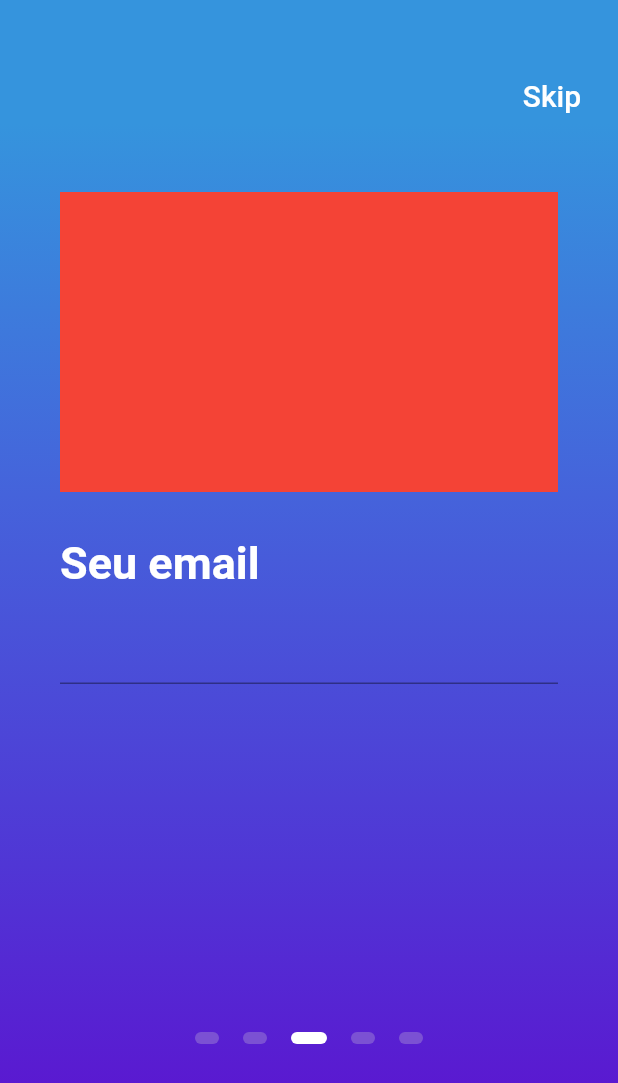
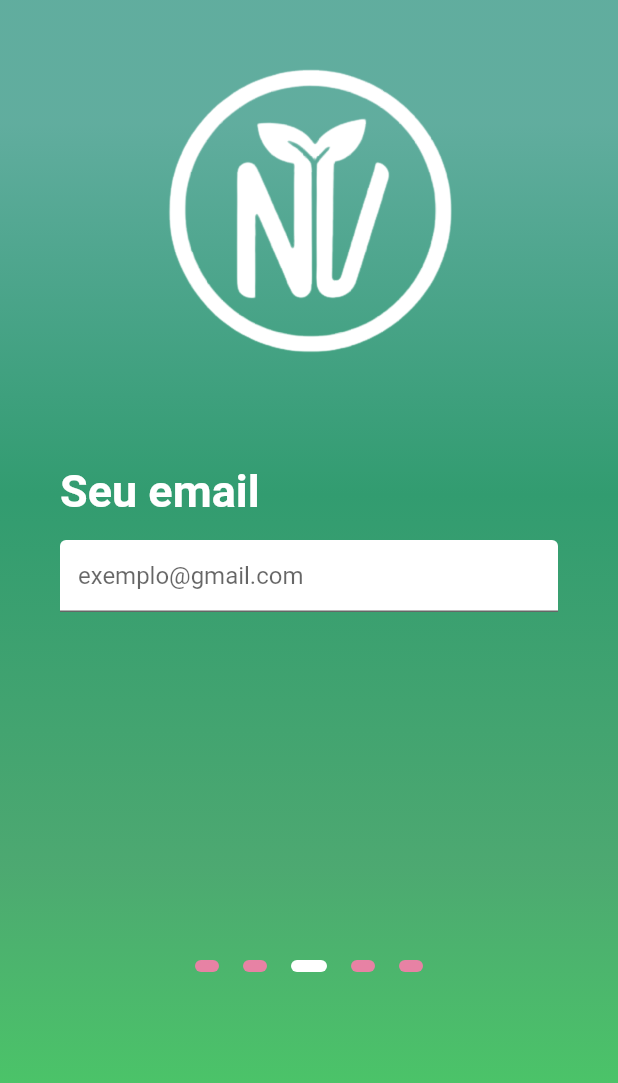
Before and after one commit to marcusmvfa/natuvida_flutter, a Flutter app: the screen it shows after launch, swiped to page 3, on a phone screen of 412 x 824 dp. Shown: the top 1083 px of the screen. Run offline on Flutter 3.47's test engine with Material 2 defaults, Android fonts, the phone set to English and light mode, and no system bars; our stand-ins replace shared_preferences, youtube_player_flutter.

Commit message:
create file for requests

```diff
--- a/lib/Home/home.dart
+++ b/lib/Home/home.dart
@@ -1,6 +1,6 @@
 import 'package:flutter/material.dart';
 import 'package:natuvida_flutter/Postagem/perguntas.dart';
-import 'package:natuvida_flutter/Postagem/postagem.dart';
+import 'package:natuvida_flutter/Services/requests.dart' as Requests;
 
 class Home extends StatefulWidget {
   @override
@@ -8,6 +8,11 @@ class Home extends StatefulWidget {
 }
 
 class _HomeState extends State<Home> {
+  @override
+  void initState() {
+    Requests.getUsers();
+    super.initState();
+  }
   @override
   Widget build(BuildContext context) {
     return Scaffold(
@@ -36,7 +41,7 @@ class _HomeState extends State<Home> {
                         width: 170,
                         margin: EdgeInsets.only(left: 10),
                         child: Text(
-                          "Marcus Vinícius da Fonseca Antunes",
+                          "Nome do Usuário",
                           overflow: TextOverflow.ellipsis,
                           style: TextStyle(fontSize: 12),
                         ),
@@ -45,14 +50,14 @@ class _HomeState extends State<Home> {
                         width: 170,
                         margin: EdgeInsets.only(left: 10),
                         child: Text(
-                          "marcuspa3@gmail.com",
+                          "email@gmail.com",
                           overflow: TextOverflow.ellipsis,
                           style: TextStyle(fontSize: 12),
                         ),
                       ),
                       Container(
                         margin: EdgeInsets.only(left: 10),
-                        child: Text("(45) 99844-9756",
+                        child: Text("(45) 99999-9999",
                         style: TextStyle(fontSize: 12),),
                       ),
                     ])
@@ -461,7 +466,7 @@ class _HomeState extends State<Home> {
                                                   fontSize: 12),
                                             ),
                                             backgroundColor:
-                                                Colors.teal),
+                                                Colors.orange),
                                       )
                                     ],
                                   ),
--- a/lib/Home/onboarding_screen.dart
+++ b/lib/Home/onboarding_screen.dart
@@ -1,5 +1,6 @@
 import 'package:flutter/material.dart';
 import 'package:flutter/services.dart';
+import 'package:shared_preferences/shared_preferences.dart';
 
 class OnboardingScreen extends StatefulWidget {
   @override
@@ -10,26 +11,41 @@ class _OnboardingScreenState extends State<OnboardingScreen> {
   final int _numPages = 5;
   final PageController _pageController = PageController(initialPage: 0);
   int _currentPage = 0;
+  int colorButton = 0;
+  Future<SharedPreferences> _prefs = SharedPreferences.getInstance();
+  var prefs;
+  TextEditingController _nome = new TextEditingController();
+  TextEditingController _email = new TextEditingController();
 
-  _buildPageIndicator(){
+  _buildPageIndicator() {
     List<Widget> list = [];
-    for(int i = 0; i <_numPages; i++){
-      list.add(i == _currentPage ? _indicator(true): _indicator(false));
+    for (int i = 0; i < _numPages; i++) {
+      list.add(i == _currentPage ? _indicator(true) : _indicator(false));
     }
     return list;
   }
 
-  Widget _indicator(bool isActive){
+  Widget _indicator(bool isActive) {
     return AnimatedContainer(
       duration: Duration(milliseconds: 150),
       margin: EdgeInsets.symmetric(horizontal: 8),
       height: 8,
       width: isActive ? 24 : 16,
       decoration: BoxDecoration(
-        color: isActive ? Colors.white : Color(0xff7b51d3),
+        color: isActive ? Colors.white : Color(0xddff7aad),
         borderRadius: BorderRadius.all(Radius.circular(12)),
       ),
     );
+  }
+
+  getPrefs() async {
+    prefs = await _prefs;
+  }
+
+  @override
+  void initState() {
+    super.initState();
+    getPrefs();
   }
 
   @override
@@ -50,28 +66,27 @@ class _OnboardingScreenState extends State<OnboardingScreen> {
                   0.9
                 ],
                     colors: [
-                Color(0xff3594dd),
-                Color(0xff4563db),
-                Color(0xff5036d5),
-                Color(0xff5b16d0),
+                  Color(0xbb29917d),
+                  Color(0xff329c70),
+                  Color(0xdd329c5c),
+                  Color(0xdd30bf51),
                 ])),
             child: Padding(
               padding: EdgeInsets.symmetric(vertical: 40.0),
               child: Column(
                 crossAxisAlignment: CrossAxisAlignment.stretch,
                 children: [
-                Container(
-                  alignment: Alignment.centerRight,
-                  child: FlatButton(
-                    onPressed: () => Navigator.pushNamed(context, '/home'),
-                    child: Text(
-                      'Skip',
-                      style: (TextStyle(color: Colors.white, fontSize: 20.0)),
-                    ),
-                  ),
+                  Center(
+                    child: Container(
+                        height: 200,
+                        child: Image.asset(
+                          'assets/natuvida_logo.png',
+                          color: Colors.white,
+                          fit: BoxFit.fill,
+                        )),
                   ),
                   Container(
-                  height: 600,
+                    height: 400,
                     child: PageView(
                       physics: ClampingScrollPhysics(),
                       controller: _pageController,
@@ -86,46 +101,24 @@ class _OnboardingScreenState extends State<OnboardingScreen> {
                           child: Column(
                             crossAxisAlignment: CrossAxisAlignment.start,
                             children: [
-                            Center(
-                              child: Container(
-                                height: 200,
-                                color: Colors.red,
+                              SizedBox(
+                                height: 30,
                               ),
+                              Text(
+                                "Bem-Vindo ao Business Capacitation",
+                                style: TextStyle(
+                                    color: Colors.white,
+                                    fontSize: 30,
+                                    fontWeight: FontWeight.bold),
                               ),
                               SizedBox(
                                 height: 30,
                               ),
                               Text(
-                              "Bem-Vindo ao Business Capacitation",
-                              style: TextStyle(color: Colors.white,
-                                  fontSize: 30, fontWeight: FontWeight.bold),
-                            ),
-                            SizedBox(height: 30,),
-                            Text("Antes de começarmos, gostaríamos de conhecer você melhor.",
-                            style: TextStyle(color: Colors.white,),)
-                          ],
-                        ),
-                      ),Padding(
-                        padding: EdgeInsets.all(40),
-                        child: Column(
-                          crossAxisAlignment: CrossAxisAlignment.start,
-                          children: [
-                            Center(
-                              child: Container(
-                                height: 200,
-                                color: Colors.red,
-                              ),
-                            ),
-                            SizedBox(
-                              height: 30,
-                            ),
-                            Text(
-                              "Gostariamos que se apresentasse",
-                              style: TextStyle(color: Colors.white,
-                                  fontSize: 30, fontWeight: FontWeight.bold),
-                            ),
-                            SizedBox(height: 15,),
-                            TextField(),
+                                "Antes de começarmos, gostaríamos de conhecer você melhor.",
+                                style: TextStyle(
+                                    color: Colors.white, fontSize: 20),
+                              )
                             ],
                           ),
                         ),
@@ -134,22 +127,27 @@ class _OnboardingScreenState extends State<OnboardingScreen> {
                           child: Column(
                             crossAxisAlignment: CrossAxisAlignment.start,
                             children: [
-                            Center(
-                              child: Container(
-                                height: 200,
-                                color: Colors.red,
-                              ),
-                            ),
                               SizedBox(
                                 height: 30,
                               ),
                               Text(
-                              "Seu email",
-                              style: TextStyle(color: Colors.white,
-                                  fontSize: 30, fontWeight: FontWeight.bold),
+                                "Gostariamos que se apresentasse",
+                                style: TextStyle(
+                                    color: Colors.white,
+                                    fontSize: 30,
+                                    fontWeight: FontWeight.bold),
                               ),
-                            SizedBox(height: 15,),
-                            TextField()
+                              SizedBox(
+                                height: 15,
+                              ),
+                              TextFormField(
+                                controller: _nome,
+                                keyboardType: TextInputType.name,
+                                decoration: InputDecoration(
+                                    hintText: "Seu nome completo...",
+                                    fillColor: Colors.white,
+                                    filled: true),
+                              ),
                             ],
                           ),
                         ),
@@ -158,59 +156,163 @@ class _OnboardingScreenState extends State<OnboardingScreen> {
                           child: Column(
                             crossAxisAlignment: CrossAxisAlignment.start,
                             children: [
-                            Center(
-                              child: Container(
-                                height: 200,
-                                color: Colors.red,
+                              SizedBox(
+                                height: 30,
+                              ),
+                              Text(
+                                "Seu email",
+                                style: TextStyle(
+                                    color: Colors.white,
+                                    fontSize: 30,
+                                    fontWeight: FontWeight.bold),
+                              ),
+                              SizedBox(
+                                height: 15,
+                              ),
+                              TextFormField(
+                                controller: _email,
+                                keyboardType: TextInputType.emailAddress,
+                                decoration: InputDecoration(
+                                    hintText: "exemplo@gmail.com",
+                                    fillColor: Colors.white,
+                                    filled: true),
+                              ),
+                            ],
                           ),
                         ),
+                        Padding(
+                          padding: EdgeInsets.all(40),
+                          child: Center(
+                            child: Column(
+                              // crossAxisAlignment: CrossAxisAlignment.start,
+                              children: [
                                 SizedBox(
                                   height: 30,
                                 ),
                                 Text(
                                   "Você realmente parece estar interessado (a) em mudanças.\nVocê está preparado para iniciar um desenvolvimento pessoal juntamente com seu trabalho?",
-                              style: TextStyle(color: Colors.white,
-                                  fontSize: 20, fontWeight: FontWeight.bold),
+                                  style: TextStyle(
+                                      color: Colors.white,
+                                      fontSize: 20,
+                                      fontWeight: FontWeight.bold),
                                 ),
-                            SizedBox(height: 15,),
-                            RaisedButton(child: Text("Sim"),onPressed: (){},),
-                            RaisedButton(child: Text("Não"),onPressed: (){},)
+                                SizedBox(
+                                  height: 20,
+                                ),
+                                FlatButton(
+                                  color: colorButton == 0 || colorButton == 2
+                                      ? Colors.white
+                                      : Colors.greenAccent,
+                                  child: Text(
+                                    "Sim",
+                                    style: TextStyle(
+                                        color: Colors.black87,
+                                        fontSize: 14,
+                                        fontWeight: FontWeight.bold),
+                                  ),
+                                  onPressed: () {
+                                    setState(() {
+                                      colorButton = 1;
+                                    });
+                                  },
+                                ),
+                                FlatButton(
+                                  color: colorButton == 0 || colorButton == 1
+                                      ? Colors.white
+                                      : Colors.red,
+                                  child: Text("Não",
+                                      textAlign: TextAlign.left,
+                                      style: TextStyle(
+                                          color: colorButton == 0 ||
+                                                  colorButton == 1
+                                              ? Colors.black87
+                                              : Colors.white,
+                                          fontSize: 14,
+                                          fontWeight: FontWeight.bold)),
+                                  onPressed: () {
+                                    setState(() {
+                                      colorButton = 2;
+                                    });
+                                  },
+                                )
                               ],
                             ),
-                      ),Padding(
+                          ),
+                        ),
+                        Padding(
                           padding: EdgeInsets.all(40),
                           child: Column(
                             crossAxisAlignment: CrossAxisAlignment.start,
                             children: [
-                            Center(
-                              child: Container(
-                                height: 200,
-                                color: Colors.red,
-                              ),
-                            ),
                               SizedBox(
                                 height: 30,
                               ),
                               Text(
                                 "Antes de começar o primeiro tema, gostaria de lembrar que você é a pessoa que melhor conhece a si mesmo.\nPor isso, juntos podemos desenvolver mudanças importantes, basta você querer e colocar em prática.",
-                              style: TextStyle(color: Colors.white,
-                                  fontSize: 15, fontWeight: FontWeight.bold),
+                                style: TextStyle(
+                                    color: Colors.white,
+                                    fontSize: 15,
+                                    fontWeight: FontWeight.bold),
                               ),
-                            SizedBox(height: 15,),
-                            RaisedButton(child: Text("SIM, EU QUERO EVOLUIR"),onPressed: (){},),
-                            RaisedButton(child: Text("NÃO, PREFIRO FAZER ISSO SOZINHO(A)"),onPressed: (){},)
+                              SizedBox(
+                                height: 15,
+                              ),
+                              FlatButton(
+                                child: Text(
+                                  "SIM, EU QUERO EVOLUIR",
+                                  style: TextStyle(
+                                      color: Colors.white, fontSize: 18),
+                                ),
+                                onPressed: () {},
+                              ),
+                              FlatButton(
+                                child: Text(
+                                  "NÃO, PREFIRO FAZER ISSO SOZINHO(A)",
+                                  style: TextStyle(
+                                      color: Colors.white, fontSize: 16),
+                                ),
+                                onPressed: () {},
+                              )
                             ],
                           ),
                         ),
                       ],
                     ),
                   ),
-                      Row(mainAxisAlignment: MainAxisAlignment.center, children: _buildPageIndicator(),)
+                  Row(
+                    mainAxisAlignment: MainAxisAlignment.center,
+                    children: _buildPageIndicator(),
+                  )
                 ],
               ),
             ),
           ),
         ),
-    );
+        bottomSheet: _currentPage == _numPages - 1
+            ? GestureDetector(
+                child: Container(
+                    height: 70,
+                    width: double.infinity,
+                    color: Colors.white,
+                    child: Center(
+                      child: Padding(
+                        padding: EdgeInsets.only(bottom: 10),
+                        child: Text(
+                          "Começar",
+                          style: TextStyle(
+                              color: Color(0xdd30bf51),
+                              fontSize: 20,
+                              fontWeight: FontWeight.bold),
+                        ),
+                      ),
+                    )),
+                onTap: () {
+                  prefs.setString('nomeCompleto', _nome.text);
+                  prefs.setString('email', _email.text);
+                  prefs.setBool('isLogged', true);
+                  Navigator.pushNamed(context, '/home');
+                },
+              )
+            : Text(''));
   }
 }
--- a/lib/Postagem/perguntas.dart
+++ b/lib/Postagem/perguntas.dart
@@ -36,12 +36,6 @@ class _PerguntasState extends State<Perguntas>
   final GlobalKey<ScaffoldState> _scaffoldKey = GlobalKey();
 
   void _geraPerguntas() {
-    this.perguntas.add("O que te faz bem?");
-    this.perguntas.add("O que te motiva?");
-    this.perguntas.add("O que você mais gosta de fazer?");
-    this.perguntas.add("O que te torna forte?");
-    this.perguntas.add("O que te enfraquece?");
-    this.perguntas.add("O que você precisa melhorar?");
     this.conteudo.forEach((element) {
       this.respostas.add("");
     });
@@ -49,7 +43,7 @@ class _PerguntasState extends State<Perguntas>
 
   void _buttonAvancar() {
     if(_youtubePlayerController != null)
-      _youtubePlayerController.pause();
+      _youtubePlayerController = null;
     if (questionIndex < conteudo.length - 1) {
       setState(() {
         this.respostas[questionIndex] = respostaController.text;
@@ -432,7 +426,7 @@ class _PerguntasState extends State<Perguntas>
                           style: TextStyle(color: Colors.white, fontSize: 18),
                         ),
                         onPressed: () {
-                          Navigator.of(context).pushNamed('/finalizar');
+                          Navigator.of(context).pushReplacementNamed('/finalizar');
                         },
                       ),
               ),
--- /dev/null
+++ b/lib/Services/requests.dart
@@ -0,0 +1,10 @@
+import 'package:http/http.dart' as http;
+getUsers(){
+  http.get("https://secure-temple-09752.herokuapp.com/").then((response) {
+    if(response.statusCode == 200){
+      print(response.body);
+    }
+  }).catchError((error){
+    print(error);
+  });
+}
--- a/lib/SobreNos/sobre_nos.dart
+++ b/lib/SobreNos/sobre_nos.dart
@@ -62,7 +62,7 @@ class _SobreNosState extends State<SobreNos> {
                     margin: EdgeInsets.all(15),
                     width: 200,
                     child: Text(
-                      "Acadêmic do curso de Ciência da Computação - 8º Período",
+                      "Acadêmico do curso de Ciência da Computação - 8º Período",
                       style: TextStyle(fontSize: 16),
                     ),
                   )
@@ -84,7 +84,7 @@ class _SobreNosState extends State<SobreNos> {
                     margin: EdgeInsets.all(15),
                     width: 200,
                     child: Text(
-                      "Acadêmica do curso de Psicologia - 8º Período",
+                      "Acadêmica do curso de Psicologia - 10º Período",
                       style: TextStyle(fontSize: 16),
                     ),
                   )
@@ -106,7 +106,7 @@ class _SobreNosState extends State<SobreNos> {
                     margin: EdgeInsets.all(15),
                     width: 200,
                     child: Text(
-                      "Acadêmica do curso de Psicologia - 8º Período",
+                      "Acadêmica do curso de Psicologia - 10º Período",
                       style: TextStyle(fontSize: 16),
                     ),
                   )
--- a/lib/model/postagemModel.dart
+++ b/lib/model/postagemModel.dart
@@ -4,8 +4,9 @@ class PostagemModel {
   final bool respostaText;
   String video;
   final String img;
+  final List<String> multipla;
 
-  PostagemModel({this.texto, this.flPergunta, this.respostaText, this.video, this.img});
+  PostagemModel({this.texto, this.flPergunta, this.respostaText, this.video, this.img, this.multipla});
 
   factory PostagemModel.fromJson(Map<String, dynamic> json) {
     return new PostagemModel(
@@ -13,7 +14,8 @@ class PostagemModel {
       flPergunta: json['flPergunta'] as bool,
       respostaText: json['respostaText'] as bool,
       video: json['video'] as String,
-      img: json['img'] as String
+      img: json['img'] as String,
+      multipla: json['multipla'] as List<String>
     );
   }
 }
```
Also changed, not shown: assets/MindSet.json (+8 -2 lines), pubspec.yaml (+2 -9 lines), assets/natuvida_logo.png (added), assets/perfilChris.jpg, pubspec.lock. Lines whose indentation alone changed are shown as unchanged.
